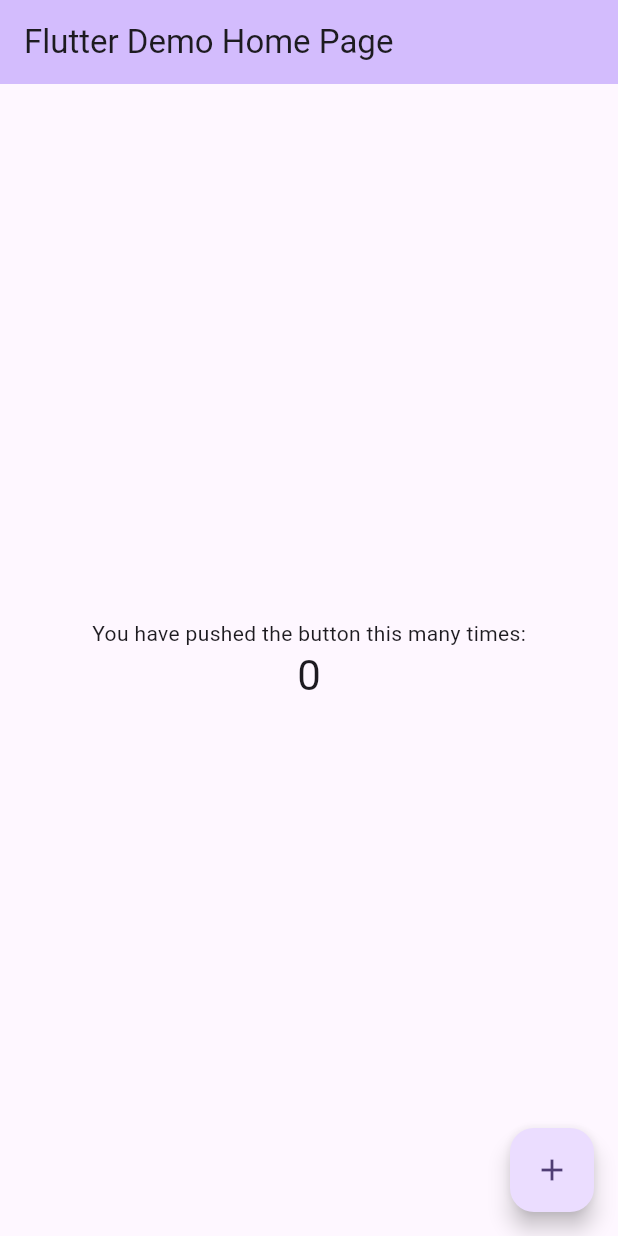
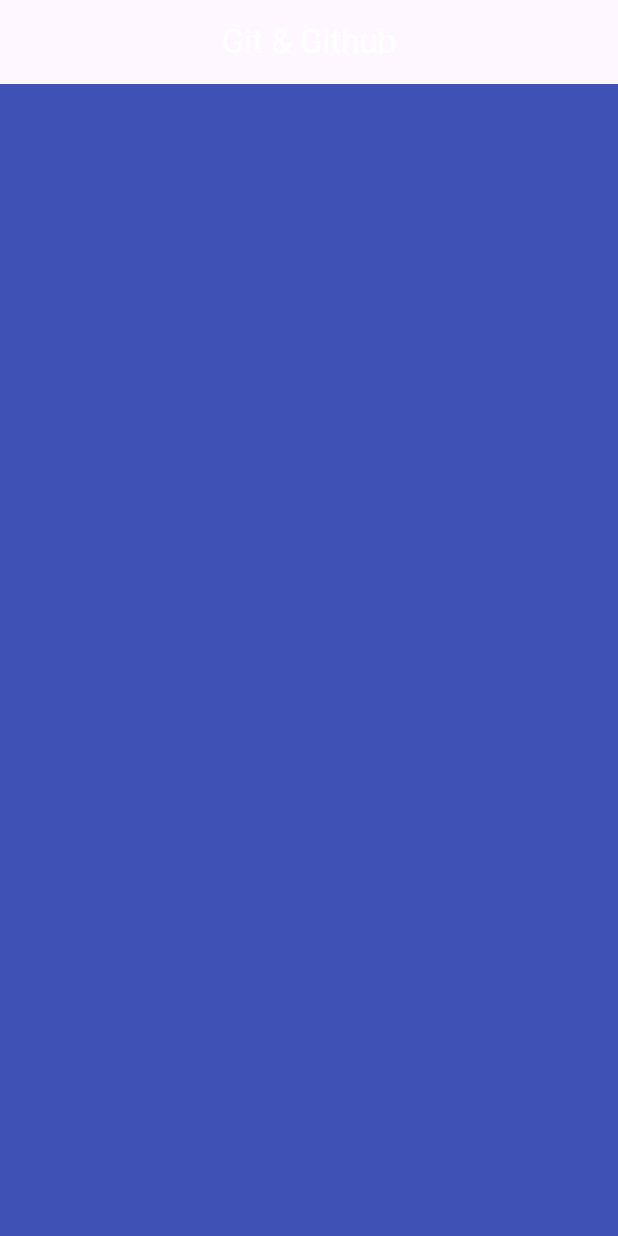
Before and after one commit to mardy-cse/git-test-2, a Flutter app: the screen it shows after launch, on a phone screen of 412 x 824 dp. Run offline on Flutter 3.47's test engine with Material 3 defaults, Android fonts, the phone set to English and light mode, and no system bars.

Commit message:
Data push in sub branch

```diff
--- /dev/null
+++ b/lib/home_screen.dart
@@ -0,0 +1,15 @@
+import 'package:flutter/material.dart';
+class HomeScreen extends StatelessWidget {
+  const HomeScreen({super.key});
+
+  @override
+  Widget build(BuildContext context) {
+    return Scaffold(
+      appBar: AppBar(
+        title: Text('Git & Github', style: TextStyle(color: Colors.white),),
+        centerTitle: true,
+      ),
+      backgroundColor: Colors.indigo,
+    );
+  }
+}
--- a/lib/main.dart
+++ b/lib/main.dart
@@ -1,125 +1,15 @@
 import 'package:flutter/material.dart';
 
-void main() {
-  runApp(const MyApp());
-}
-
+import 'home_screen.dart';
+void main()=>runApp(MyApp());
 class MyApp extends StatelessWidget {
   const MyApp({super.key});
 
-  // This widget is the root of your application.
   @override
   Widget build(BuildContext context) {
     return MaterialApp(
-      title: 'Flutter Demo',
-      theme: ThemeData(
-        // This is the theme of your application.
-        //
-        // TRY THIS: Try running your application with "flutter run". You'll see
-        // the application has a purple toolbar. Then, without quitting the app,
-        // try changing the seedColor in the colorScheme below to Colors.green
-        // and then invoke "hot reload" (save your changes or press the "hot
-        // reload" button in a Flutter-supported IDE, or press "r" if you used
-        // the command line to start the app).
-        //
-        // Notice that the counter didn't reset back to zero; the application
-        // state is not lost during the reload. To reset the state, use hot
-        // restart instead.
-        //
-        // This works for code too, not just values: Most code changes can be
-        // tested with just a hot reload.
-        colorScheme: ColorScheme.fromSeed(seedColor: Colors.deepPurple),
-        useMaterial3: true,
-      ),
-      home: const MyHomePage(title: 'Flutter Demo Home Page'),
+      debugShowCheckedModeBanner: false,
+      home: HomeScreen(),
     );
   }
 }
-
-class MyHomePage extends StatefulWidget {
-  const MyHomePage({super.key, required this.title});
-
-  // This widget is the home page of your application. It is stateful, meaning
-  // that it has a State object (defined below) that contains fields that affect
-  // how it looks.
-
-  // This class is the configuration for the state. It holds the values (in this
-  // case the title) provided by the parent (in this case the App widget) and
-  // used by the build method of the State. Fields in a Widget subclass are
-  // always marked "final".
-
-  final String title;
-
-  @override
-  State<MyHomePage> createState() => _MyHomePageState();
-}
-
-class _MyHomePageState extends State<MyHomePage> {
-  int _counter = 0;
-
-  void _incrementCounter() {
-    setState(() {
-      // This call to setState tells the Flutter framework that something has
-      // changed in this State, which causes it to rerun the build method below
-      // so that the display can reflect the updated values. If we changed
-      // _counter without calling setState(), then the build method would not be
-      // called again, and so nothing would appear to happen.
-      _counter++;
-    });
-  }
-
-  @override
-  Widget build(BuildContext context) {
-    // This method is rerun every time setState is called, for instance as done
-    // by the _incrementCounter method above.
-    //
-    // The Flutter framework has been optimized to make rerunning build methods
-    // fast, so that you can just rebuild anything that needs updating rather
-    // than having to individually change instances of widgets.
-    return Scaffold(
-      appBar: AppBar(
-        // TRY THIS: Try changing the color here to a specific color (to
-        // Colors.amber, perhaps?) and trigger a hot reload to see the AppBar
-        // change color while the other colors stay the same.
-        backgroundColor: Theme.of(context).colorScheme.inversePrimary,
-        // Here we take the value from the MyHomePage object that was created by
-        // the App.build method, and use it to set our appbar title.
-        title: Text(widget.title),
-      ),
-      body: Center(
-        // Center is a layout widget. It takes a single child and positions it
-        // in the middle of the parent.
-        child: Column(
-          // Column is also a layout widget. It takes a list of children and
-          // arranges them vertically. By default, it sizes itself to fit its
-          // children horizontally, and tries to be as tall as its parent.
-          //
-          // Column has various properties to control how it sizes itself and
-          // how it positions its children. Here we use mainAxisAlignment to
-          // center the children vertically; the main axis here is the vertical
-          // axis because Columns are vertical (the cross axis would be
-          // horizontal).
-          //
-          // TRY THIS: Invoke "debug painting" (choose the "Toggle Debug Paint"
-          // action in the IDE, or press "p" in the console), to see the
-          // wireframe for each widget.
-          mainAxisAlignment: MainAxisAlignment.center,
-          children: <Widget>[
-            const Text(
-              'You have pushed the button this many times:',
-            ),
-            Text(
-              '$_counter',
-              style: Theme.of(context).textTheme.headlineMedium,
-            ),
-          ],
-        ),
-      ),
-      floatingActionButton: FloatingActionButton(
-        onPressed: _incrementCounter,
-        tooltip: 'Increment',
-        child: const Icon(Icons.add),
-      ), // This trailing comma makes auto-formatting nicer for build methods.
-    );
-  }
-}
```
